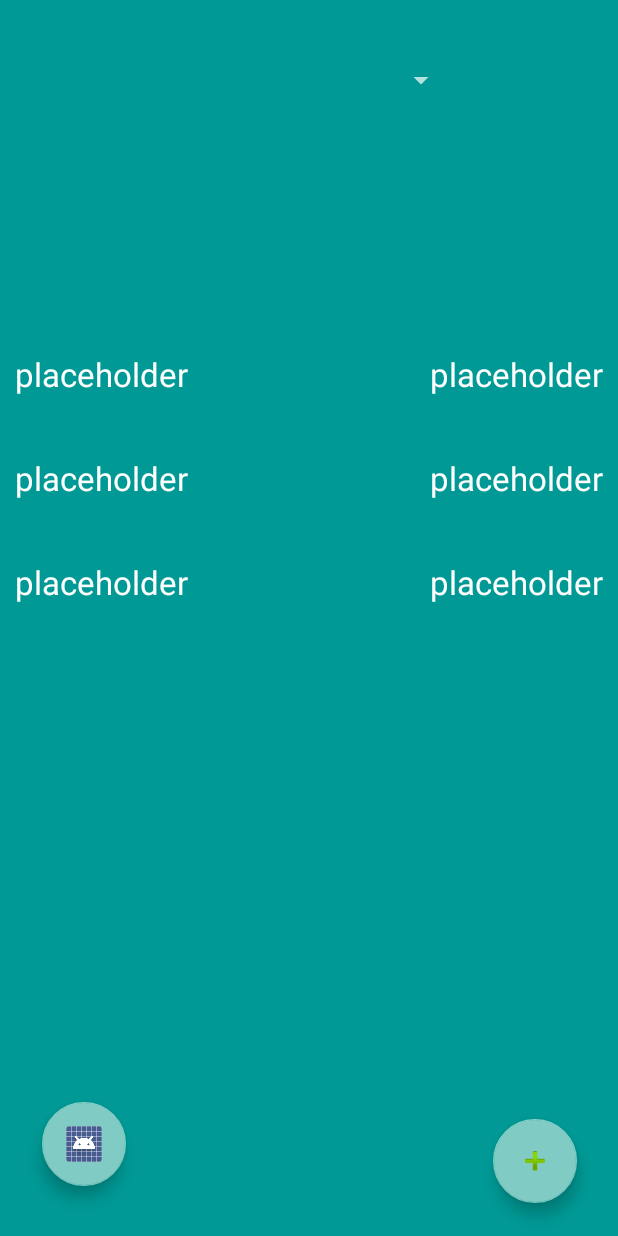
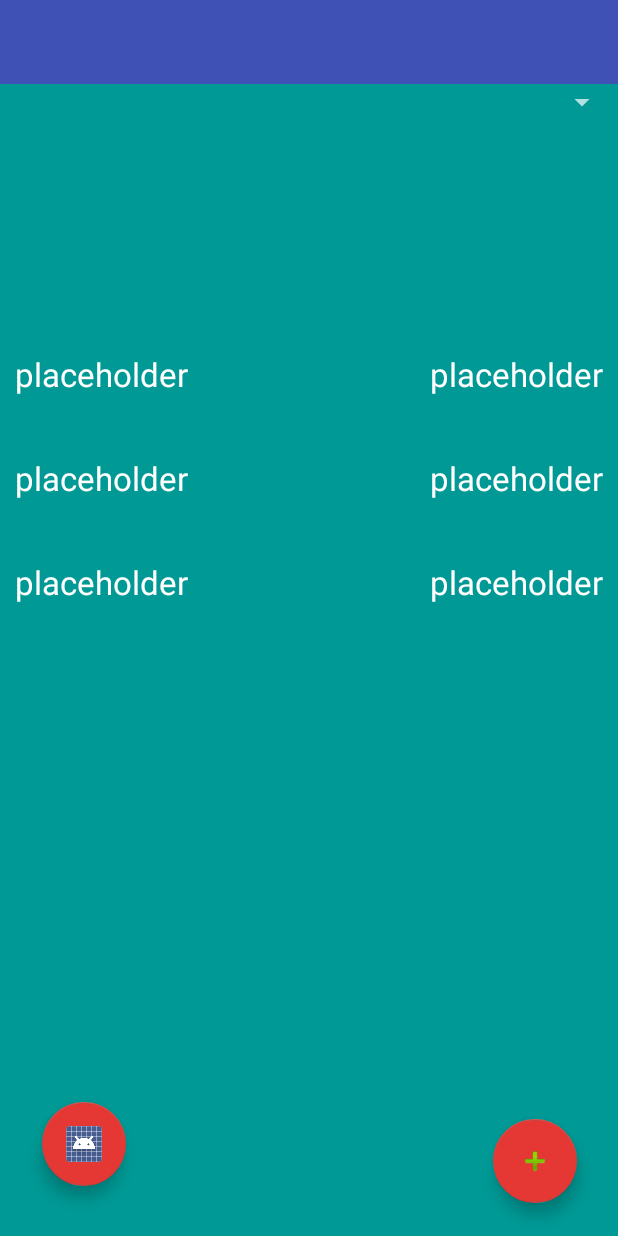
Before and after one commit to AdrianoCh/fictional-lamp, an Android app: the layout activity_motorista.xml on its own in the app's theme, with its tools: preview values and no code run, on a phone screen of 412 x 824 dp. Run offline under Robolectric (Android 15) with nearby library versions, the phone set to English and light mode, and no system bars.

Commit message:
Atualizações de layout

```diff
--- a/sigavan/app/src/main/res/layout/activity_motorista.xml
+++ b/sigavan/app/src/main/res/layout/activity_motorista.xml
@@ -6,13 +6,17 @@
     xmlns:tools="http://schemas.android.com/tools"
     >
 
+    <android.support.v7.widget.Toolbar
+        android:id="@+id/toolbaractivity"
+        android:layout_width="match_parent"
+        android:layout_height="wrap_content"
+        android:minHeight="?attr/actionBarSize"
+        android:background="@color/colorPrimary"/>
     <Spinner
         android:id="@+id/selecionarFaculdadeSpinner"
-        android:layout_width="197dp"
+        android:layout_width="match_parent"
         android:layout_height="wrap_content"
-        android:layout_alignParentTop="true"
-        android:layout_centerHorizontal="true"
-        android:layout_marginTop="41dp"
+        android:layout_below="@id/toolbaractivity"
         android:textAppearance="@style/Base.TextAppearance.AppCompat.Large" />
 
     <android.support.v7.widget.RecyclerView
--- a/sigavan/app/src/main/res/values/colors.xml
+++ b/sigavan/app/src/main/res/values/colors.xml
@@ -5,4 +5,7 @@
     <color name="colorAccent">#FF4081</color>
 
     <color name="black_overlay">#66000000</color>
+    <color name="primary_material_dark">#00433c</color>
+    <color name="primary_dark_material_dark">#000d0c</color>
+    <color name="accent_material_dark">#e53835</color>
 </resources>
--- a/sigavan/app/src/main/res/values/styles.xml
+++ b/sigavan/app/src/main/res/values/styles.xml
@@ -25,7 +25,8 @@
         <item name="android:windowFullscreen">true</item>
         <item name="android:background">#009995</item>
         <item name="android:textColor">#fff</item>
-
+        <item name="android:colorPrimary">#004d4a</item>
+        <item name="android:navigationBarColor">?attr/colorPrimary</item>
         <!-- TODO Carlos = Layout do Toast, Alert Dialogue, Progressbar -->
     </style>
 
```
